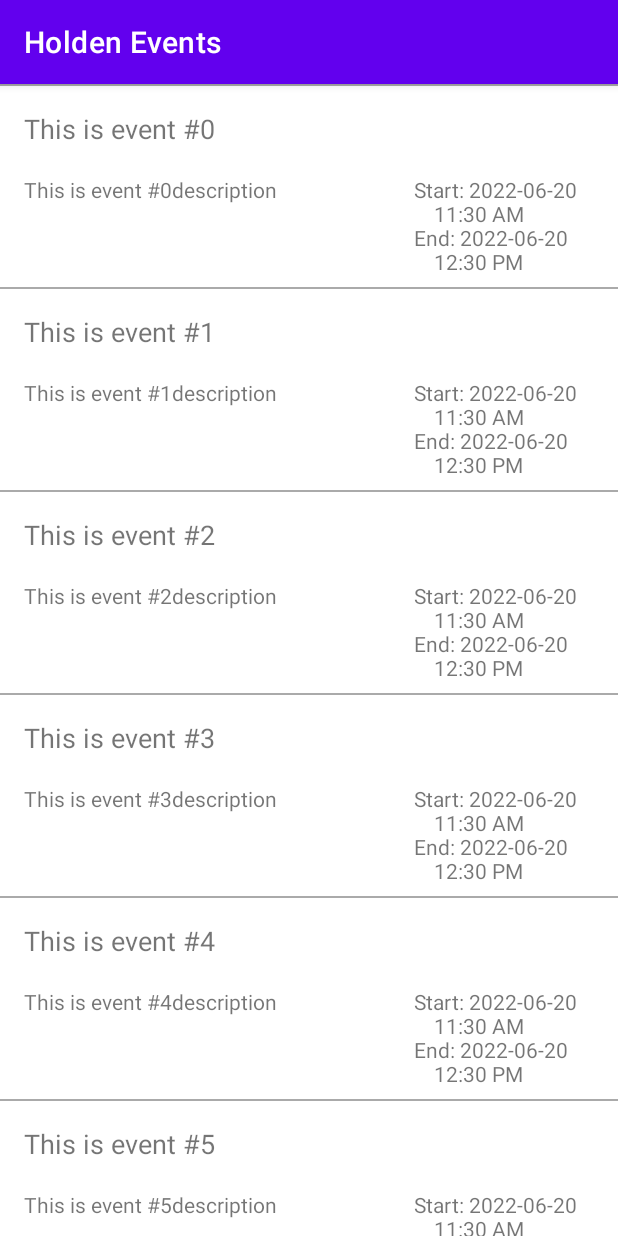
After one commit to MarkHolden/CS-360-mobile-architecture-and-programming-holden, an Android app: the EventListFragment screen opened directly, with no data from a screen before it, on a phone screen of 412 x 824 dp. The commit adds this screen. Run offline under Robolectric (Android 15) with nearby library versions, the phone set to English and light mode, and no system bars; 2 statements that could not run were skipped.

Commit message:
Add event list view with fake data

```diff
--- /dev/null
+++ b/app/src/main/java/com/holden/events/Event.java
@@ -0,0 +1,36 @@
+package com.holden.events;
+
+import android.content.Context;
+
+import java.time.LocalDateTime;
+import java.time.format.DateTimeFormatter;
+import java.util.UUID;
+
+public class Event {
+    public UUID id;
+    public String name;
+    public String description;
+    public LocalDateTime startTime;
+    public LocalDateTime endTime;
+    public String group;
+    public String location;
+
+    private static Context _context;
+    private static DateTimeFormatter _dateFormatter;
+    private static DateTimeFormatter _timeFormatter;
+
+    public Event(Context context)
+    {
+        _context = context;
+        _dateFormatter = DateTimeFormatter.ofPattern(context.getString(R.string.human_readable_date_format));
+        _timeFormatter = DateTimeFormatter.ofPattern(context.getString(R.string.human_readable_time_format));
+    }
+
+    public String getStartTimeString() {
+        return _context.getString(R.string.start_date_time, startTime.format(_dateFormatter), startTime.format(_timeFormatter));
+    }
+
+    public String getEndTimeString() {
+        return _context.getString(R.string.end_date_time, endTime.format(_dateFormatter), endTime.format(_timeFormatter));
+    }
+}
--- /dev/null
+++ b/app/src/main/java/com/holden/events/EventListAdapter.java
@@ -0,0 +1,58 @@
+package com.holden.events;
+
+import android.content.Intent;
+import android.view.LayoutInflater;
+import android.view.View;
+import android.view.ViewGroup;
+import android.widget.TextView;
+
+import androidx.annotation.NonNull;
+import androidx.recyclerview.widget.RecyclerView;
+
+import java.time.format.DateTimeFormatter;
+
+public class EventListAdapter extends RecyclerView.Adapter<EventListAdapter.ViewHolder> {
+    private Event[] eventList;
+
+    public static class ViewHolder extends RecyclerView.ViewHolder {
+
+        public ViewHolder(@NonNull View itemView) {
+            super(itemView);
+        }
+
+        public void setTextView(Event event) {
+            ((TextView) itemView.findViewById(R.id.event_list_name)).setText(event.name);
+            ((TextView) itemView.findViewById(R.id.event_list_description)).setText(event.description);
+            ((TextView) itemView.findViewById(R.id.event_list_start_time)).setText(event.getStartTimeString());
+            ((TextView) itemView.findViewById(R.id.event_list_end_time)).setText(event.getEndTimeString());
+        }
+    }
+
+    public EventListAdapter(Event[] events) {
+        eventList = events;
+    }
+
+    @NonNull
+    @Override
+    public ViewHolder onCreateViewHolder(@NonNull ViewGroup parent, int viewType) {
+        View view = LayoutInflater.from(parent.getContext())
+                .inflate(R.layout.event_list_item, parent, false);
+        view.setOnClickListener(v -> {
+//            Intent eventEditIntent = new Intent(this, LoginActivity.class);
+//            startActivity(loginIntent);
+//            loadingProgressBar.setVisibility(View.VISIBLE);
+//            Login();
+        });
+        return new ViewHolder(view);
+    }
+
+    @Override
+    public void onBindViewHolder(@NonNull ViewHolder holder, final int position) {
+        holder.setTextView(eventList[position]);
+    }
+
+    @Override
+    public int getItemCount() {
+        return eventList.length;
+    }
+}
--- /dev/null
+++ b/app/src/main/java/com/holden/events/EventListFragment.java
@@ -0,0 +1,91 @@
+package com.holden.events;
+
+import android.os.Bundle;
+
+import androidx.constraintlayout.widget.ConstraintLayout;
+import androidx.fragment.app.Fragment;
+import androidx.recyclerview.widget.*;
+
+import android.view.*;
+
+import java.time.LocalDateTime;
+
+/**
+ * A simple {@link Fragment} subclass.
+ * Use the {@link EventListFragment#newInstance} factory method to
+ * create an instance of this fragment.
+ */
+public class EventListFragment extends Fragment {
+    protected Event[] events;
+    protected RecyclerView recyclerView;
+    protected RecyclerView.LayoutManager layoutManager;
+    protected EventListAdapter adapter;
+
+    public EventListFragment() {
+        // Required empty public constructor
+    }
+
+    public static EventListFragment newInstance() {
+        return new EventListFragment();
+    }
+
+    @Override
+    public void onCreate(Bundle savedInstanceState) {
+        super.onCreate(savedInstanceState);
+        initDataset();
+    }
+
+    @Override
+    public View onCreateView(LayoutInflater inflater, ViewGroup container,
+                             Bundle savedInstanceState) {
+        // Inflate the layout for this fragment
+        View rootView = inflater.inflate(R.layout.fragment_event_list, container, false);
+
+        // BEGIN_INCLUDE(initializeRecyclerView)
+        recyclerView = (RecyclerView) rootView.findViewById(R.id.recycler_view);
+
+        // LinearLayoutManager is used here, this will layout the elements in a similar fashion
+        // to the way ListView would layout elements. The RecyclerView.LayoutManager defines how
+        // elements are laid out.
+        layoutManager = new LinearLayoutManager(getActivity());
+        recyclerView.setLayoutManager(layoutManager);
+
+        setScrollPosition();
+
+        adapter = new EventListAdapter(events);
+        // Set CustomAdapter as the adapter for RecyclerView.
+        recyclerView.setAdapter(adapter);
+        // END_INCLUDE(initializeRecyclerView)
+
+        return rootView;
+    }
+
+    /**
+     * Set RecyclerView's scroll position.
+     */
+    public void setScrollPosition() {
+        int scrollPosition = 0;
+
+        // If a layout manager has already been set, get current scroll position.
+        if (recyclerView.getLayoutManager() != null) {
+            scrollPosition = ((LinearLayoutManager) recyclerView.getLayoutManager())
+                    .findFirstCompletelyVisibleItemPosition();
+        }
+
+        recyclerView.scrollToPosition(scrollPosition);
+    }
+
+    // TODO: Remove fake data
+    private void initDataset() {
+        events = new Event[60];
+        for (int i = 0; i < 60; i++) {
+            Event stuff = new Event(getContext());
+            stuff.name = "This is event #" + i;
+            stuff.description = "This is event #" + i + "description";
+            stuff.startTime = LocalDateTime.now().plusHours(1);
+            stuff.endTime = LocalDateTime.now().plusHours(2);
+
+            events[i] = stuff;
+        }
+    }
+}
--- a/app/src/main/java/com/holden/events/MainActivity.java
+++ b/app/src/main/java/com/holden/events/MainActivity.java
@@ -1,6 +1,7 @@
 package com.holden.events;
 
 import androidx.appcompat.app.AppCompatActivity;
+import androidx.fragment.app.FragmentTransaction;
 import androidx.security.crypto.*;
 
 import android.content.*;
@@ -25,6 +26,13 @@ public class MainActivity extends AppCompatActivity {
         if (!isAuthenticated()) {
             Intent loginIntent = new Intent(this, LoginActivity.class);
             startActivity(loginIntent);
+        }
+
+        if (savedInstanceState == null) {
+            FragmentTransaction transaction = getSupportFragmentManager().beginTransaction();
+            EventListFragment fragment = new EventListFragment();
+            transaction.replace(R.id.sample_content_fragment, fragment);
+            transaction.commit();
         }
     }
 
--- /dev/null
+++ b/app/src/main/res/drawable/ic_baseline_edit_24.xml
@@ -0,0 +1,5 @@
+<vector android:height="24dp" android:tint="#000000"
+    android:viewportHeight="24" android:viewportWidth="24"
+    android:width="24dp" xmlns:android="http://schemas.android.com/apk/res/android">
+    <path android:fillColor="@android:color/white" android:pathData="M3,17.25V21h3.75L17.81,9.94l-3.75,-3.75L3,17.25zM20.71,7.04c0.39,-0.39 0.39,-1.02 0,-1.41l-2.34,-2.34c-0.39,-0.39 -1.02,-0.39 -1.41,0l-1.83,1.83 3.75,3.75 1.83,-1.83z"/>
+</vector>
--- a/app/src/main/res/layout/activity_main.xml
+++ b/app/src/main/res/layout/activity_main.xml
@@ -1,41 +1,31 @@
-<?xml version="1.0" encoding="utf-8"?>
-<TableLayout xmlns:android="http://schemas.android.com/apk/res/android"
-    xmlns:tools="http://schemas.android.com/tools"
+<!--
+  Copyright 2013 The Android Open Source Project
+  Licensed under the Apache License, Version 2.0 (the "License");
+  you may not use this file except in compliance with the License.
+  You may obtain a copy of the License at
+      http://www.apache.org/licenses/LICENSE-2.0
+  Unless required by applicable law or agreed to in writing, software
+  distributed under the License is distributed on an "AS IS" BASIS,
+  WITHOUT WARRANTIES OR CONDITIONS OF ANY KIND, either express or implied.
+  See the License for the specific language governing permissions and
+  limitations under the License.
+  -->
+<LinearLayout
+    xmlns:android="http://schemas.android.com/apk/res/android"
+    android:orientation="vertical"
     android:layout_width="match_parent"
     android:layout_height="match_parent"
-    android:paddingHorizontal="5dp"
-    tools:context=".MainActivity">
+    android:id="@+id/sample_main_layout">
 
-    <TableRow
+    <View
         android:layout_width="match_parent"
-        android:layout_height="50dp">
-        <EditText
-            android:id="@+id/nameText"
-            android:layout_width="match_parent"
-            android:layout_height="50dp"
-            android:autofillHints=""
-            android:hint="@string/enter_your_name"
-            android:inputType="textAutoComplete"
-            android:textColorHint="#757575" />
-    </TableRow>
+        android:layout_height="1dp"
+        android:background="@android:color/darker_gray" />
 
-    <TableRow
+    <FrameLayout
+        android:id="@+id/sample_content_fragment"
+        android:layout_weight="2"
         android:layout_width="match_parent"
-        android:layout_height="match_parent">
-        <Button
-            android:id="@+id/buttonSayHello"
-            android:layout_width="400dp"
-            android:hint="@string/say_hello"
-            android:text="@string/say_hello" />
-    </TableRow>
+        android:layout_height="0px" />
 
-    <TableRow
-        android:layout_width="match_parent"
-        android:layout_height="50dp">
-        <TextView
-            android:layout_height="50dp"
-            android:id="@+id/textGreeting"
-            android:hint="@string/empty_string"
-            android:textColorHint="#757575" />
-    </TableRow>
-</TableLayout>
+</LinearLayout>
--- /dev/null
+++ b/app/src/main/res/layout/event_list_item.xml
@@ -0,0 +1,63 @@
+<?xml version="1.0" encoding="utf-8"?>
+<androidx.constraintlayout.widget.ConstraintLayout xmlns:android="http://schemas.android.com/apk/res/android"
+    xmlns:app="http://schemas.android.com/apk/res-auto"
+    xmlns:tools="http://schemas.android.com/tools"
+    android:layout_width="match_parent"
+    android:layout_height="135dp"
+    android:outlineAmbientShadowColor="@color/purple_200">
+
+    <TextView
+        android:id="@+id/event_list_name"
+        android:layout_width="0dp"
+        android:layout_height="43dp"
+        android:layout_marginStart="16dp"
+        android:layout_marginTop="16dp"
+        android:layout_marginEnd="16dp"
+        android:text="TextView"
+        android:textSize="18dp"
+        app:layout_constraintEnd_toEndOf="parent"
+        app:layout_constraintStart_toStartOf="parent"
+        app:layout_constraintTop_toTopOf="parent" />
+
+    <TextView
+        android:id="@+id/event_list_description"
+        android:layout_width="260dp"
+        android:layout_height="64dp"
+        android:text="TextView"
+        app:layout_constraintStart_toStartOf="@+id/event_list_name"
+        app:layout_constraintTop_toBottomOf="@+id/event_list_name" />
+
+    <TextView
+        android:id="@+id/event_list_start_time"
+        android:layout_width="0dp"
+        android:layout_height="32dp"
+        android:text="TextView"
+
+        app:layout_constraintEnd_toEndOf="@+id/event_list_name"
+        app:layout_constraintStart_toEndOf="@+id/event_list_description"
+        app:layout_constraintTop_toBottomOf="@+id/event_list_name" />
+
+    <TextView
+        android:id="@+id/event_list_end_time"
+        android:layout_width="0dp"
+        android:layout_height="32dp"
+        android:text="TextView"
+        app:layout_constraintEnd_toEndOf="@+id/event_list_start_time"
+        app:layout_constraintStart_toStartOf="@+id/event_list_start_time"
+        app:layout_constraintTop_toBottomOf="@+id/event_list_start_time" />
+
+    <View
+        android:layout_width="match_parent"
+        android:layout_height="1dp"
+        android:background="@android:color/darker_gray"
+        app:layout_constraintBottom_toBottomOf="parent" />
+
+<!--    <ImageButton-->
+<!--        android:id="@+id/imageButton"-->
+<!--        android:layout_width="wrap_content"-->
+<!--        android:layout_height="wrap_content"-->
+<!--        android:layout_marginEnd="16dp"-->
+<!--        app:layout_constraintEnd_toEndOf="parent"-->
+<!--        app:layout_constraintTop_toTopOf="@+id/event_list_name"-->
+<!--        app:srcCompat="@drawable/ic_baseline_edit_24" />-->
+</androidx.constraintlayout.widget.ConstraintLayout>
--- /dev/null
+++ b/app/src/main/res/layout/fragment_event_list.xml
@@ -0,0 +1,11 @@
+<?xml version="1.0" encoding="utf-8"?>
+<LinearLayout xmlns:android="http://schemas.android.com/apk/res/android"
+    android:layout_width="match_parent"
+    android:layout_height="match_parent"
+    android:orientation="vertical">
+
+    <androidx.recyclerview.widget.RecyclerView
+        android:id="@+id/recycler_view"
+        android:layout_width="match_parent"
+        android:layout_height="match_parent"/>
+</LinearLayout>
--- a/app/src/main/res/values/strings.xml
+++ b/app/src/main/res/values/strings.xml
@@ -17,4 +17,10 @@
     <string name="expires_at">expiresAt</string>
     <string name="access_token">accessToken</string>
     <string name="date_format">EEE LLL dd HH:mm:ss zzz yyyy</string>
+    <string name="human_readable_date_format">yyyy-MM-dd</string>
+    <string name="human_readable_time_format">HH:mm a</string>
+    <string name="start_date_time">Start: %1$s\n\t%2$s</string>
+    <string name="end_date_time">End: %1$s\n\t%2$s</string>
+    <!-- TODO: Remove or change this placeholder text -->
+    <string name="hello_blank_fragment">Hello blank fragment</string>
 </resources>
--- a/build.gradle
+++ b/build.gradle
@@ -1,7 +1,7 @@
 // Top-level build file where you can add configuration options common to all sub-projects/modules.
 plugins {
-    id 'com.android.application' version '7.1.3' apply false
-    id 'com.android.library' version '7.1.3' apply false
+    id 'com.android.application' version '7.2.1' apply false
+    id 'com.android.library' version '7.2.1' apply false
 }
 
 task clean(type: Delete) {
```
Also changed, not shown: gradle/wrapper/gradle-wrapper.properties, 1 other file.
